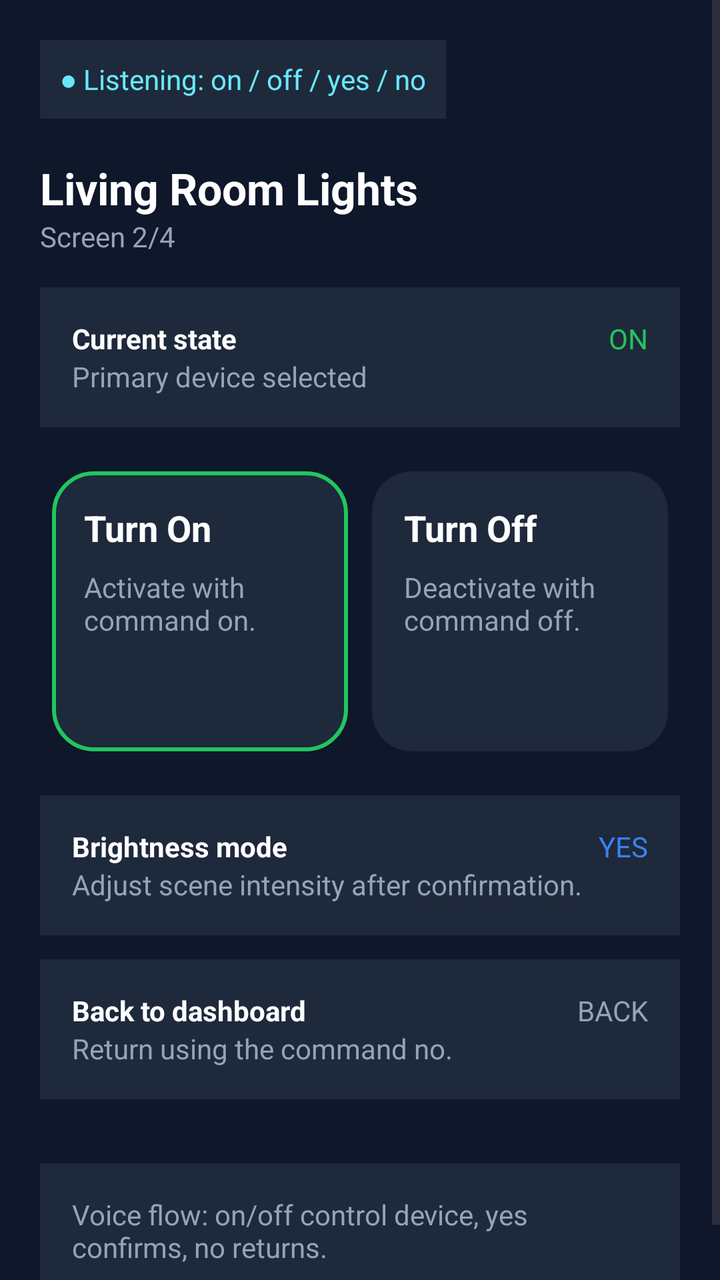
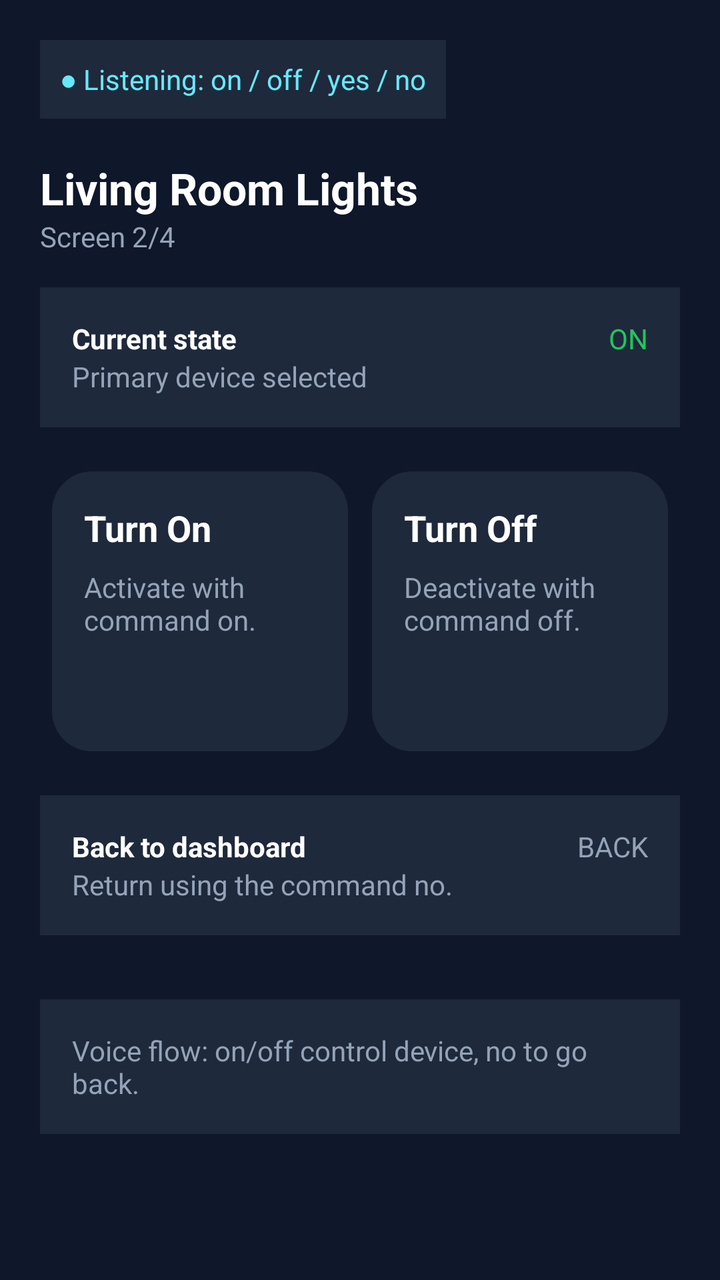

The first picture is an Android layout as it rendered before a commit; the second is the same layout after the commit. The layout source and the unified diff follow.
<!-- AndroidManifest.xml: application theme Theme.VoiceSmartHome -->
<!-- res/layout/device_layout.xml -->
<?xml version="1.0" encoding="utf-8"?>
<ScrollView
    xmlns:android="http://schemas.android.com/apk/res/android"
    android:layout_width="match_parent"
    android:layout_height="match_parent"
    android:background="#0F172A">

    <LinearLayout
        android:layout_width="match_parent"
        android:layout_height="wrap_content"
        android:orientation="vertical"
        android:padding="20dp">

        
        <TextView
            android:layout_width="wrap_content"
            android:layout_height="wrap_content"
            android:text="● Listening: on / off / yes / no"
            android:textColor="#67E8F9"
            android:background="#1E293B"
            android:padding="10dp"
            android:textSize="14sp"/>

        
        <TextView
            android:layout_width="wrap_content"
            android:layout_height="wrap_content"
            android:text="Living Room Lights"
            android:textColor="#FFFFFF"
            android:textSize="22sp"
            android:textStyle="bold"
            android:layout_marginTop="20dp"/>

        
        <TextView
            android:layout_width="wrap_content"
            android:layout_height="wrap_content"
            android:text="Screen 2/4"
            android:textColor="#94A3B8"
            android:layout_marginBottom="16dp"/>

        
        <LinearLayout
            android:layout_width="match_parent"
            android:layout_height="wrap_content"
            android:background="#1E293B"
            android:padding="16dp"
            android:layout_marginBottom="16dp"
            android:orientation="horizontal">

            <LinearLayout
                android:layout_width="0dp"
                android:layout_height="wrap_content"
                android:layout_weight="1"
                android:orientation="vertical">

                <TextView
                    android:text="Current state"
                    android:textColor="#FFFFFF"
                    android:textStyle="bold"
                    android:layout_width="wrap_content"
                    android:layout_height="wrap_content"/>

                <TextView
                    android:text="Primary device selected"
                    android:textColor="#94A3B8"
                    android:layout_width="wrap_content"
                    android:layout_height="wrap_content"/>
            </LinearLayout>

            <TextView
                android:text="ON"
                android:textColor="#22C55E"
                android:layout_width="wrap_content"
                android:layout_height="wrap_content"/>
        </LinearLayout>

        
        <LinearLayout
            android:layout_width="match_parent"
            android:layout_height="wrap_content"
            android:orientation="horizontal"
            android:layout_marginBottom="16dp">

            
            <LinearLayout
                android:layout_width="0dp"
                android:layout_height="140dp"
                android:layout_weight="1"
                android:layout_margin="6dp"
                android:orientation="vertical"
                android:padding="16dp"
                android:background="@drawable/card_selected">

                <TextView
                    android:text="Turn On"
                    android:textColor="#FFFFFF"
                    android:textStyle="bold"
                    android:textSize="18sp"
                    android:layout_width="wrap_content"
                    android:layout_height="wrap_content"/>

                <TextView
                    android:text="Activate with command on."
                    android:textColor="#94A3B8"
                    android:layout_marginTop="8dp"
                    android:layout_width="wrap_content"
                    android:layout_height="wrap_content"/>
            </LinearLayout>

            
            <LinearLayout
                android:layout_width="0dp"
                android:layout_height="140dp"
                android:layout_weight="1"
                android:layout_margin="6dp"
                android:orientation="vertical"
                android:padding="16dp"
                android:background="@drawable/card_normal">

                <TextView
                    android:text="Turn Off"
                    android:textColor="#FFFFFF"
                    android:textStyle="bold"
                    android:textSize="18sp"
                    android:layout_width="wrap_content"
                    android:layout_height="wrap_content"/>

                <TextView
                    android:text="Deactivate with command off."
                    android:textColor="#94A3B8"
                    android:layout_marginTop="8dp"
                    android:layout_width="wrap_content"
                    android:layout_height="wrap_content"/>
            </LinearLayout>
        </LinearLayout>

        
        <LinearLayout
            android:layout_width="match_parent"
            android:layout_height="wrap_content"
            android:background="#1E293B"
            android:padding="16dp"
            android:layout_marginBottom="12dp"
            android:orientation="horizontal">

            <LinearLayout
                android:layout_width="0dp"
                android:layout_weight="1"
                android:orientation="vertical"
                android:layout_height="wrap_content">

                <TextView
                    android:text="Brightness mode"
                    android:textColor="#FFFFFF"
                    android:textStyle="bold"
                    android:layout_width="wrap_content"
                    android:layout_height="wrap_content"/>

                <TextView
                    android:text="Adjust scene intensity after confirmation."
                    android:textColor="#94A3B8"
                    android:layout_width="wrap_content"
                    android:layout_height="wrap_content"/>
            </LinearLayout>

            <TextView
                android:text="YES"
                android:textColor="#3B82F6"
                android:layout_width="wrap_content"
                android:layout_height="wrap_content"/>
        </LinearLayout>

        
        <LinearLayout
            android:layout_width="match_parent"
            android:layout_height="wrap_content"
            android:background="#1E293B"
            android:padding="16dp"
            android:layout_marginBottom="12dp"
            android:orientation="horizontal">

            <LinearLayout
                android:layout_width="0dp"
                android:layout_weight="1"
                android:orientation="vertical"
                android:layout_height="wrap_content">

                <TextView
                    android:text="Back to dashboard"
                    android:textColor="#FFFFFF"
                    android:textStyle="bold"
                    android:layout_width="wrap_content"
                    android:layout_height="wrap_content"/>

                <TextView
                    android:text="Return using the command no."
                    android:textColor="#94A3B8"
                    android:layout_width="wrap_content"
                    android:layout_height="wrap_content"/>
            </LinearLayout>

            <TextView
                android:text="BACK"
                android:textColor="#94A3B8"
                android:layout_width="wrap_content"
                android:layout_height="wrap_content"/>
        </LinearLayout>

        
        <TextView
            android:layout_width="match_parent"
            android:layout_height="wrap_content"
            android:text="Voice flow: on/off control device, yes confirms, no returns."
            android:textColor="#94A3B8"
            android:background="#1E293B"
            android:padding="16dp"
            android:layout_marginTop="20dp"/>

    </LinearLayout>
</ScrollView>
<!-- resources referenced by this layout -->
<resources>
  <!-- drawable card_normal (drawable) -->
  <shape xmlns:android="http://schemas.android.com/apk/res/android">
      <solid android:color="#1E293B"/>
      <corners android:radius="20dp"/>
  </shape>
  <!-- drawable card_selected (drawable) -->
  <shape xmlns:android="http://schemas.android.com/apk/res/android">
      <solid android:color="#1E293B"/>
      <stroke android:width="2dp" android:color="#22C55E"/>
      <corners android:radius="20dp"/>
  </shape>
  <style name="Theme.VoiceSmartHome" parent="Base.Theme.VoiceSmartHome" />
  <style name="Base.Theme.VoiceSmartHome" parent="Theme.Material3.DayNight.NoActionBar">
          
          
      </style>
</resources>

<!-- the commit's change to res/layout/device_layout.xml (unified diff, before → after) -->
@@ -23,13 +23,14 @@
 
         
         <TextView
+            android:id="@+id/selected_device_title"
             android:layout_width="wrap_content"
             android:layout_height="wrap_content"
+            android:layout_marginTop="20dp"
             android:text="Living Room Lights"
             android:textColor="#FFFFFF"
             android:textSize="22sp"
-            android:textStyle="bold"
-            android:layout_marginTop="20dp"/>
+            android:textStyle="bold" />
 
         
         <TextView
@@ -69,10 +70,11 @@
             </LinearLayout>
 
             <TextView
+                android:id="@+id/device_status"
+                android:layout_width="wrap_content"
+                android:layout_height="wrap_content"
                 android:text="ON"
-                android:textColor="#22C55E"
-                android:layout_width="wrap_content"
-                android:layout_height="wrap_content"/>
+                android:textColor="#22C55E" />
         </LinearLayout>
 
         
@@ -86,26 +88,26 @@
             <LinearLayout
                 android:layout_width="0dp"
                 android:layout_height="140dp"
+                android:layout_margin="6dp"
                 android:layout_weight="1"
-                android:layout_margin="6dp"
+                android:background="@drawable/card_normal"
                 android:orientation="vertical"
-                android:padding="16dp"
-                android:background="@drawable/card_selected">
+                android:padding="16dp">
 
                 <TextView
+                    android:layout_width="wrap_content"
+                    android:layout_height="wrap_content"
                     android:text="Turn On"
                     android:textColor="#FFFFFF"
-                    android:textStyle="bold"
                     android:textSize="18sp"
-                    android:layout_width="wrap_content"
-                    android:layout_height="wrap_content"/>
+                    android:textStyle="bold" />
 
                 <TextView
+                    android:layout_width="wrap_content"
+                    android:layout_height="wrap_content"
+                    android:layout_marginTop="8dp"
                     android:text="Activate with command on."
-                    android:textColor="#94A3B8"
-                    android:layout_marginTop="8dp"
-                    android:layout_width="wrap_content"
-                    android:layout_height="wrap_content"/>
+                    android:textColor="#94A3B8" />
             </LinearLayout>
 
             
@@ -136,40 +138,6 @@
         </LinearLayout>
 
         
-        <LinearLayout
-            android:layout_width="match_parent"
-            android:layout_height="wrap_content"
-            android:background="#1E293B"
-            android:padding="16dp"
-            android:layout_marginBottom="12dp"
-            android:orientation="horizontal">
-
-            <LinearLayout
-                android:layout_width="0dp"
-                android:layout_weight="1"
-                android:orientation="vertical"
-                android:layout_height="wrap_content">
-
-                <TextView
-                    android:text="Brightness mode"
-                    android:textColor="#FFFFFF"
-                    android:textStyle="bold"
-                    android:layout_width="wrap_content"
-                    android:layout_height="wrap_content"/>
-
-                <TextView
-                    android:text="Adjust scene intensity after confirmation."
-                    android:textColor="#94A3B8"
-                    android:layout_width="wrap_content"
-                    android:layout_height="wrap_content"/>
-            </LinearLayout>
-
-            <TextView
-                android:text="YES"
-                android:textColor="#3B82F6"
-                android:layout_width="wrap_content"
-                android:layout_height="wrap_content"/>
-        </LinearLayout>
 
         
         <LinearLayout
@@ -211,11 +179,11 @@
         <TextView
             android:layout_width="match_parent"
             android:layout_height="wrap_content"
-            android:text="Voice flow: on/off control device, yes confirms, no returns."
-            android:textColor="#94A3B8"
+            android:layout_marginTop="20dp"
             android:background="#1E293B"
             android:padding="16dp"
-            android:layout_marginTop="20dp"/>
+            android:text="Voice flow: on/off control device, no to go back."
+            android:textColor="#94A3B8" />
 
     </LinearLayout>
 </ScrollView>
<!-- resource entries referenced after the edit -->
@@ -3,12 +3,6 @@
   <!-- drawable card_normal (drawable) -->
   <shape xmlns:android="http://schemas.android.com/apk/res/android">
       <solid android:color="#1E293B"/>
-      <corners android:radius="20dp"/>
-  </shape>
-  <!-- drawable card_selected (drawable) -->
-  <shape xmlns:android="http://schemas.android.com/apk/res/android">
-      <solid android:color="#1E293B"/>
-      <stroke android:width="2dp" android:color="#22C55E"/>
       <corners android:radius="20dp"/>
   </shape>
   <style name="Theme.VoiceSmartHome" parent="Base.Theme.VoiceSmartHome" />
